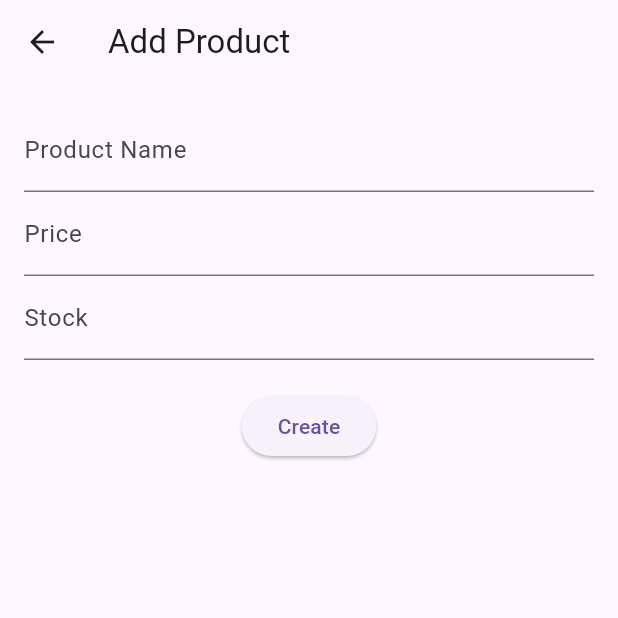
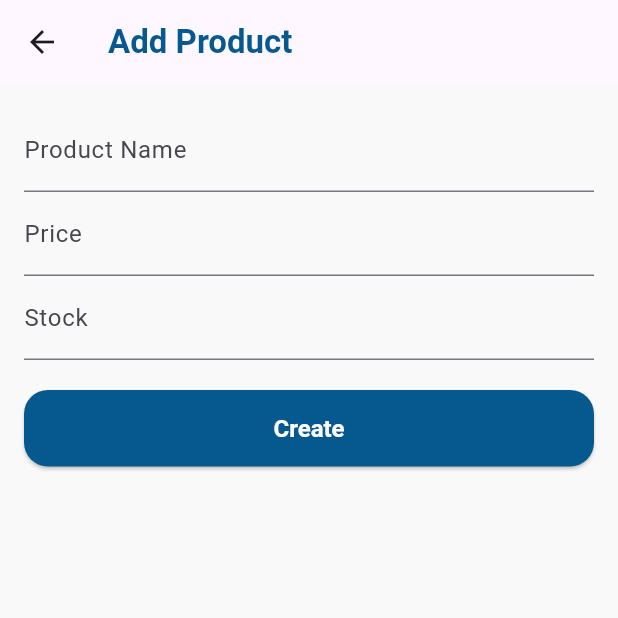
Before and after one commit to lymakara-dev/product-crud-flutter, a Flutter app: the screen it shows after launch, after a tap on the "add" icon, on a phone screen of 412 x 824 dp, the top half of it. Run offline on Flutter 3.47's test engine with Material 3 defaults, Android fonts, the phone set to English and light mode, and no system bars; our stand-ins replace flutter_dotenv, permission_handler; missing offline and left inert: syncfusion_flutter_pdf; network calls fail.

Commit message:
modify ui

```diff
--- /dev/null
+++ b/lib/constants/app_colors.dart
@@ -0,0 +1,8 @@
+import 'package:flutter/material.dart';
+
+class AppColors {
+  static const primary = Color(0xFF06598F);
+  static const secondary = Color(0xFF00BFA6);
+  static const background = Color(0xFFF9F9F9);
+  static const danger = Colors.redAccent;
+}
--- a/lib/main.dart
+++ b/lib/main.dart
@@ -1,5 +1,6 @@
 import 'package:flutter/material.dart';
 import 'package:flutter_dotenv/flutter_dotenv.dart';
+import 'package:frontend/constants/app_colors.dart';
 import 'package:frontend/providers/product_provider.dart';
 import 'package:frontend/screens/product_list_sreen.dart';
 import 'package:provider/provider.dart';
@@ -17,6 +18,7 @@ Future<void> main() async {
       create: (_) => ProductProvider(),
       child: MaterialApp(
         debugShowCheckedModeBanner: false,
+        theme: ThemeData(scaffoldBackgroundColor: AppColors.background),
         home: ProductListScreen(),
       ),
     ),
--- a/lib/screens/add_product_screen.dart
+++ b/lib/screens/add_product_screen.dart
@@ -1,4 +1,5 @@
 import 'package:flutter/material.dart';
+import 'package:frontend/constants/app_colors.dart';
 import 'package:frontend/models/porduct.dart';
 import 'package:provider/provider.dart';
 import '../providers/product_provider.dart';
@@ -30,7 +31,15 @@ class _AddProductScreenState extends State<AddProductScreen> {
   @override
   Widget build(BuildContext context) {
     return Scaffold(
-      appBar: AppBar(title: Text("Add Product")),
+      appBar: AppBar(
+        title: Text(
+          "Add Product",
+          style: TextStyle(
+            color: AppColors.primary,
+            fontWeight: FontWeight.bold,
+          ),
+        ),
+      ),
       body: Padding(
         padding: EdgeInsets.all(16),
         child: Form(
@@ -64,7 +73,24 @@ class _AddProductScreenState extends State<AddProductScreen> {
                 onSaved: (val) => _stock = int.parse(val!),
               ),
               SizedBox(height: 20),
-              ElevatedButton(onPressed: _submit, child: Text("Create")),
+              SizedBox(
+                width: double.infinity,
+                child: ElevatedButton(
+                  onPressed: _submit,
+                  style: ElevatedButton.styleFrom(
+                    backgroundColor: AppColors.primary,
+                    padding: EdgeInsets.symmetric(vertical: 16),
+                    shape: RoundedRectangleBorder(
+                      borderRadius: BorderRadius.circular(16),
+                    ),
+                    textStyle: TextStyle(
+                      fontSize: 16,
+                      fontWeight: FontWeight.bold,
+                    ),
+                  ),
+                  child: Text("Create", style: TextStyle(color: Colors.white)),
+                ),
+              ),
             ],
           ),
         ),
--- a/lib/screens/product_list_sreen.dart
+++ b/lib/screens/product_list_sreen.dart
@@ -1,10 +1,12 @@
 import 'dart:async';
 
 import 'package:flutter/material.dart';
+import 'package:frontend/constants/app_colors.dart';
 import 'package:frontend/screens/edit_product_sreen.dart';
-import 'package:frontend/widgets/export_button.dart';
+import 'package:frontend/utils/pdf_export.dart';
+import 'package:frontend/widgets/confirm_delete_dialog.dart';
 import 'package:frontend/widgets/product_list_item.dart';
-import 'package:frontend/widgets/sort_dropdown.dart';
+import 'package:frontend/widgets/search_bar.dart';
 import 'package:provider/provider.dart';
 import '../providers/product_provider.dart';
 import 'add_product_screen.dart';
@@ -15,9 +17,9 @@ class ProductListScreen extends StatefulWidget {
 }
 
 class _ProductListScreenState extends State<ProductListScreen> {
-  TextEditingController _searchController = TextEditingController();
+  final TextEditingController _searchController = TextEditingController();
   Timer? _debounce;
-  String _sortOption = 'Price';
+  String _sortOption = 'Name';
 
   @override
   void initState() {
@@ -49,24 +51,7 @@ class _ProductListScreenState extends State<ProductListScreen> {
   }
 
   void _confirmDelete(BuildContext context, int id) async {
-    final confirm = await showDialog<bool>(
-      context: context,
-      builder:
-          (_) => AlertDialog(
-            title: Text("Delete Product?"),
-            content: Text("Are you sure you want to delete this product?"),
-            actions: [
-              TextButton(
-                onPressed: () => Navigator.pop(context, false),
-                child: Text("Cancel"),
-              ),
-              ElevatedButton(
-                onPressed: () => Navigator.pop(context, true),
-                child: Text("Delete"),
-              ),
-            ],
-          ),
-    );
+    final confirm = await showConfirmDeleteDialog(context);
 
     if (confirm ?? false) {
       await Provider.of<ProductProvider>(
@@ -79,7 +64,36 @@ class _ProductListScreenState extends State<ProductListScreen> {
   @override
   Widget build(BuildContext context) {
     return Scaffold(
-      appBar: AppBar(title: Text("Product List")),
+      appBar: AppBar(
+        title: Text(
+          "Product List",
+          style: TextStyle(
+            color: AppColors.primary,
+            fontWeight: FontWeight.bold,
+          ),
+        ),
+        actions: [
+          IconButton(
+            icon: Icon(Icons.download),
+            tooltip: 'Export to PDF',
+            onPressed: () {
+              final products =
+                  Provider.of<ProductProvider>(context, listen: false).products;
+              exportToPdf(products);
+            },
+          ),
+          IconButton(
+            icon: Icon(Icons.add),
+            tooltip: 'Add Product',
+            onPressed: () {
+              Navigator.push(
+                context,
+                MaterialPageRoute(builder: (_) => AddProductScreen()),
+              );
+            },
+          ),
+        ],
+      ),
       body: Consumer<ProductProvider>(
         builder: (context, provider, child) {
           if (provider.isLoading) {
@@ -88,13 +102,10 @@ class _ProductListScreenState extends State<ProductListScreen> {
 
           return Column(
             children: [
-              SearchBar(
+              ProductSearchBar(
                 controller: _searchController,
                 onChanged: _onSearchChanged,
-              ),
-              SortDropdown(
-                value: _sortOption,
-                onChanged: (val) {
+                onSortSelected: (val) {
                   setState(() => _sortOption = val);
                   Provider.of<ProductProvider>(
                     context,
@@ -102,7 +113,7 @@ class _ProductListScreenState extends State<ProductListScreen> {
                   ).sortBy(val);
                 },
               ),
-              ExportButton(products: provider.products),
+
               Expanded(
                 child: RefreshIndicator(
                   onRefresh: _refresh,
@@ -130,15 +141,6 @@ class _ProductListScreenState extends State<ProductListScreen> {
           );
         },
       ),
-
-      floatingActionButton: FloatingActionButton(
-        child: Icon(Icons.add),
-        onPressed:
-            () => Navigator.push(
-              context,
-              MaterialPageRoute(builder: (_) => AddProductScreen()),
-            ),
-      ),
     );
   }
 }
--- a/lib/services/api_service.dart
+++ b/lib/services/api_service.dart
@@ -7,9 +7,22 @@ String get baseUrl => dotenv.env['API_URL'] ?? 'http://localhost:3000';
 
 class ApiService {
   static Future<List<Product>> getProducts() async {
-    final response = await http.get(Uri.parse('$baseUrl/products'));
-    final List data = json.decode(response.body);
-    return data.map((json) => Product.fromJson(json)).toList();
+    try {
+      final response = await http.get(Uri.parse('$baseUrl/products'));
+      print("Status: ${response.statusCode}");
+      print("Response: ${response.body}");
+
+      if (response.statusCode == 200) {
+        final List data = json.decode(response.body);
+        return data.map((json) => Product.fromJson(json)).toList();
+      } else {
+        print('Failed to load products: ${response.statusCode}');
+        return [];
+      }
+    } catch (e) {
+      print('Error fetching products: $e');
+      return [];
+    }
   }
 
   static Future<Product> getProduct(int id) async {
--- a/lib/widgets/search_bar.dart
+++ b/lib/widgets/search_bar.dart
@@ -1,24 +1,90 @@
 import 'package:flutter/material.dart';
 
-class SearchBar extends StatelessWidget {
+class ProductSearchBar extends StatefulWidget {
   final TextEditingController controller;
   final Function(String) onChanged;
+  final Function(String) onSortSelected;
 
-  const SearchBar({required this.controller, required this.onChanged, Key? key})
-    : super(key: key);
+  const ProductSearchBar({
+    required this.controller,
+    required this.onChanged,
+    required this.onSortSelected,
+    Key? key,
+  }) : super(key: key);
+
+  @override
+  State<ProductSearchBar> createState() => _ProductSearchBarState();
+}
+
+class _ProductSearchBarState extends State<ProductSearchBar> {
+  late final VoidCallback _listener;
+
+  @override
+  void initState() {
+    super.initState();
+    _listener = () {
+      if (mounted) setState(() {});
+    };
+    widget.controller.addListener(_listener);
+  }
+
+  @override
+  void dispose() {
+    widget.controller.removeListener(_listener);
+    super.dispose();
+  }
 
   @override
   Widget build(BuildContext context) {
     return Padding(
       padding: const EdgeInsets.all(8.0),
-      child: TextField(
-        controller: controller,
-        decoration: InputDecoration(
-          hintText: 'Search products...',
-          prefixIcon: Icon(Icons.search),
-          border: OutlineInputBorder(),
-        ),
-        onChanged: onChanged,
+      child: Row(
+        children: [
+          Expanded(
+            child: TextField(
+              controller: widget.controller,
+              decoration: InputDecoration(
+                hintText: 'Search products...',
+                hintStyle: TextStyle(color: Colors.grey),
+                prefixIcon: Icon(Icons.search),
+                suffixIcon:
+                    widget.controller.text.isNotEmpty
+                        ? IconButton(
+                          onPressed: () {
+                            widget.controller.clear();
+                            widget.onChanged('');
+                          },
+                          icon: Icon(Icons.clear),
+                        )
+                        : null,
+                filled: true,
+                fillColor: Colors.white,
+                border: OutlineInputBorder(
+                  borderRadius: BorderRadius.circular(30.0),
+                ),
+                contentPadding: EdgeInsets.symmetric(horizontal: 20),
+              ),
+              onChanged: widget.onChanged,
+            ),
+          ),
+          const SizedBox(width: 8),
+          PopupMenuButton<String>(
+            icon: Icon(Icons.filter_list),
+            shape: RoundedRectangleBorder(
+              borderRadius: BorderRadius.circular(16),
+            ),
+            elevation: 8,
+            color: Colors.white,
+            offset: Offset(0, 40),
+            onSelected: widget.onSortSelected,
+            itemBuilder:
+                (context) => [
+                  PopupMenuItem(value: 'Name', child: Text('Sort by name')),
+                  PopupMenuItem(value: 'Price', child: Text('Sort by price')),
+                  PopupMenuItem(value: 'Stock', child: Text('Sort by stock')),
+                ],
+          ),
+        ],
       ),
     );
   }
--- a/lib/widgets/sort_dropdown.dart
+++ /dev/null
@@ -1,26 +0,0 @@
-import 'package:flutter/material.dart';
-
-class SortDropdown extends StatelessWidget {
-  final String value;
-  final Function(String) onChanged;
-
-  const SortDropdown({required this.value, required this.onChanged, Key? key})
-    : super(key: key);
-
-  @override
-  Widget build(BuildContext context) {
-    return Padding(
-      padding: const EdgeInsets.symmetric(horizontal: 8.0, vertical: 4.0),
-      child: DropdownButton<String>(
-        value: value,
-        onChanged: (val) => onChanged(val!),
-        items:
-            ['Price', 'Stock']
-                .map(
-                  (e) => DropdownMenuItem(value: e, child: Text('Sort by $e')),
-                )
-                .toList(),
-      ),
-    );
-  }
-}
```
Also changed, not shown: lib/screens/edit_product_sreen.dart (+29 -2 lines), lib/widgets/confirm_delete_dialog.dart (added, +41 -0 lines), lib/widgets/product_list_item.dart (+18 -6 lines), 4 other files.
